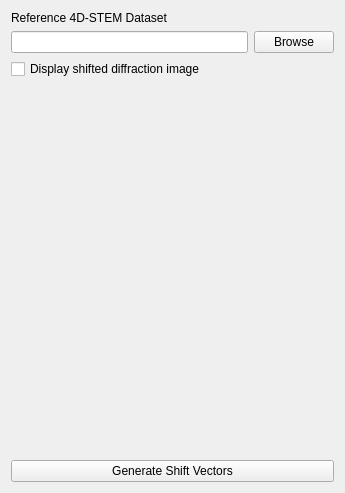
Before: the Qt Designer form FourDExplorer/ui/uiWidgetAlignmentRef.ui in ManifoldsHu/FourDExplorer, drawn with Qt 5.
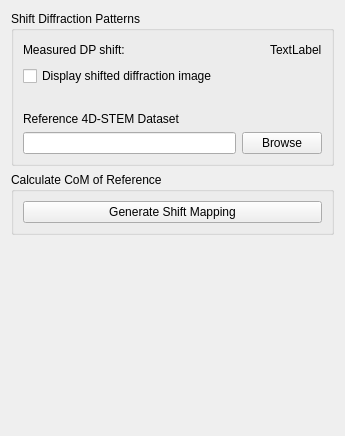
After: the same form once the commit is applied.

Commit message: implement WidgetAlignmentRef

Patch:
```diff
--- a/FourDExplorer/ui/uiWidgetAlignmentRef.ui
+++ b/FourDExplorer/ui/uiWidgetAlignmentRef.ui
@@ -7,15 +7,75 @@
     <x>0</x>
     <y>0</y>
     <width>345</width>
-    <height>493</height>
+    <height>436</height>
    </rect>
   </property>
   <property name="windowTitle">
    <string>Form</string>
   </property>
+  <layout class="QVBoxLayout" name="verticalLayout_3">
+   <item>
+    <widget class="QGroupBox" name="groupBox">
+     <property name="title">
+      <string>Shift Diffraction Patterns</string>
+     </property>
   <layout class="QVBoxLayout" name="verticalLayout">
    <item>
-    <widget class="QLabel" name="label_9">
+       <layout class="QHBoxLayout" name="horizontalLayout_2">
+        <item>
+         <widget class="QLabel" name="label">
+          <property name="text">
+           <string>Measured DP shift:</string>
+          </property>
+         </widget>
+        </item>
+        <item>
+         <spacer name="horizontalSpacer">
+          <property name="orientation">
+           <enum>Qt::Horizontal</enum>
+          </property>
+          <property name="sizeHint" stdset="0">
+           <size>
+            <width>40</width>
+            <height>20</height>
+           </size>
+          </property>
+         </spacer>
+        </item>
+        <item>
+         <widget class="QLabel" name="label_measured_dp_shift">
+          <property name="text">
+           <string>TextLabel</string>
+          </property>
+         </widget>
+        </item>
+       </layout>
+      </item>
+      <item>
+       <widget class="QCheckBox" name="checkBox_show_shifted_dp">
+        <property name="text">
+         <string>Display shifted diffraction image</string>
+        </property>
+       </widget>
+      </item>
+      <item>
+       <spacer name="verticalSpacer">
+        <property name="orientation">
+         <enum>Qt::Vertical</enum>
+        </property>
+        <property name="sizeType">
+         <enum>QSizePolicy::Minimum</enum>
+        </property>
+        <property name="sizeHint" stdset="0">
+         <size>
+          <width>20</width>
+          <height>20</height>
+         </size>
+        </property>
+       </spacer>
+      </item>
+      <item>
+       <widget class="QLabel" name="label_2">
      <property name="text">
       <string>Reference 4D-STEM Dataset</string>
      </property>
@@ -35,11 +95,23 @@
      </item>
     </layout>
    </item>
+     </layout>
+    </widget>
+   </item>
    <item>
-    <widget class="QCheckBox" name="checkBox_show_shifted_dp">
+    <widget class="QGroupBox" name="groupBox_2">
+     <property name="title">
+      <string>Calculate CoM of Reference</string>
+     </property>
+     <layout class="QVBoxLayout" name="verticalLayout_2">
+      <item>
+       <widget class="QPushButton" name="pushButton_generate_shift_vec">
      <property name="text">
-      <string>Display shifted diffraction image</string>
-     </property>
+         <string>Generate Shift Mapping</string>
+        </property>
+       </widget>
+      </item>
+     </layout>
     </widget>
    </item>
    <item>
@@ -55,13 +127,6 @@
      </property>
     </spacer>
    </item>
-   <item>
-    <widget class="QPushButton" name="pushButton_generate_shift_vec">
-     <property name="text">
-      <string>Generate Shift Vectors</string>
-     </property>
-    </widget>
-   </item>
   </layout>
  </widget>
  <resources/>
```
Lines whose indentation alone changed are shown as unchanged. The commit also changes 13 other files.
